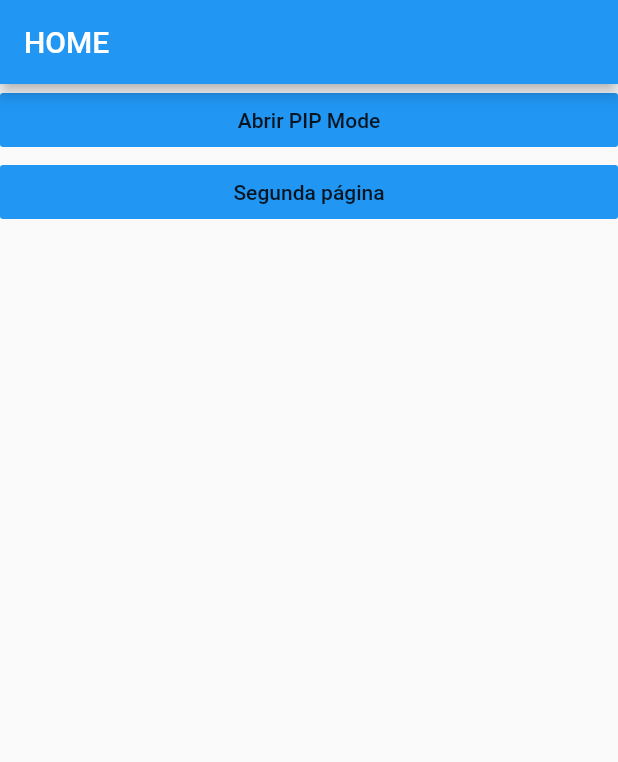
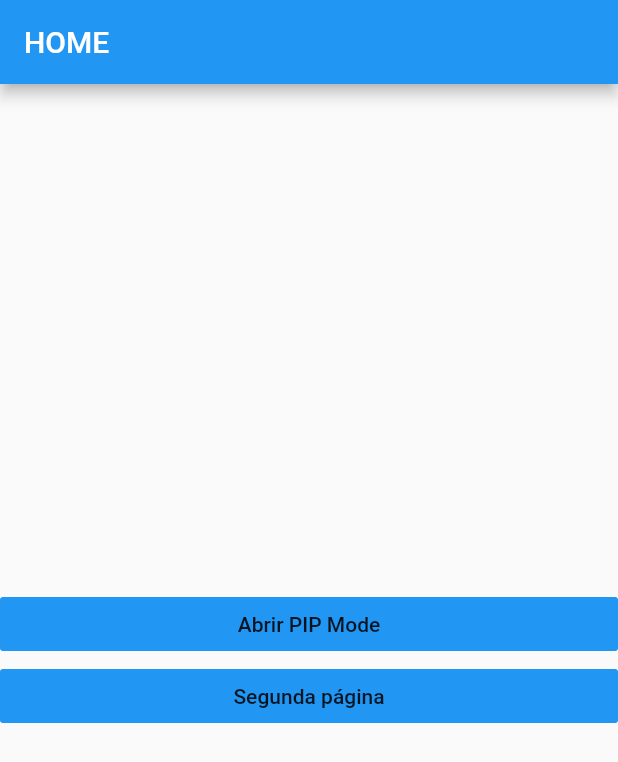
Before and after one commit to leobidoous/picture_in_picture, a Flutter app: the screen it shows after launch, on a phone screen of 412 x 824 dp. Shown: the top 762 px of the screen. Run offline on Flutter 3.47's test engine with Material 2 defaults, Android fonts, the light colour scheme and no system bars; our stand-ins replace flutter_mobx, flutter_modular, mobx, permission_handler; missing offline and left inert: agora_rtc_engine; generated files the repository leaves out were written again.

Commit message:
fix bugs

```diff
--- a/example/lib/app/core/config/config.dart
+++ b/example/lib/app/core/config/config.dart
@@ -1,5 +1,5 @@
 /// Get your own App ID at https://dashboard.agora.io/
-const appId = "46080e6196a046bd8ba9d45c73f25149";
+const appId = "";
 
 /// Please refer to https://docs.agora.io/en/Agora%20Platform/token
 const token = "";
--- a/example/lib/app/modules/home/home_page.dart
+++ b/example/lib/app/modules/home/home_page.dart
@@ -1,13 +1,11 @@
 import 'package:flutter/material.dart';
 import 'package:flutter_modular/flutter_modular.dart';
-import 'package:picture_in_picture/src/picture_in_picture.dart';
-
+import 'package:picture_in_picture/picture_in_picture.dart';
 import 'home_controller.dart';
 
 class HomePage extends StatefulWidget {
-  final String title;
 
-  const HomePage({Key key, this.title = "Home"}) : super(key: key);
+  const HomePage({Key key}) : super(key: key);
 
   @override
   _HomePageState createState() => _HomePageState();
@@ -30,7 +28,6 @@ class _HomePageState extends ModularState<HomePage, HomeController> {
         title: Text("HOME"),
       ),
       body: Column(
-        mainAxisSize: MainAxisSize.min,
         mainAxisAlignment: MainAxisAlignment.center,
         crossAxisAlignment: CrossAxisAlignment.stretch,
         children: [
--- a/lib/functions/functions.dart
+++ b/lib/functions/functions.dart
@@ -1,7 +1,7 @@
 import 'package:flutter/material.dart';
 
 import '../enums/enums.dart';
-import '../src/corner_distance.dart';
+import '../classes/corner_distance.dart';
 
 PIPViewCorner calculateNearestCorner({
   Offset offset,
--- a/lib/src/picture_in_picture.dart
+++ b/lib/picture_in_picture.dart
@@ -1,8 +1,7 @@
 import 'package:flutter/material.dart';
-import 'package:flutter/widgets.dart';
 
-import '../enums/enums.dart';
-import '../functions/functions.dart';
+import 'enums/enums.dart';
+import 'functions/functions.dart';
 
 class PictureInPicture extends StatefulWidget {
   final PIPViewCorner initialCorner;
--- a/pubspec.yaml
+++ b/pubspec.yaml
@@ -1,6 +1,6 @@
 name: picture_in_picture
-description: A new flutter plugin project.
-version: 0.0.1
+description: Pluguin para gerenciamento de PIP Mode em aplicativos Flutter.
+version: 0.0.2
 homepage: "https://www.omnisaude.co/"
 
 environment:
@@ -8,6 +8,8 @@ environment:
   flutter: ">=1.20.0"
 
 dependencies:
+  flutter_modular: ^2.0.1
+
   flutter:
     sdk: flutter
 
```
Also changed, not shown: lib/classes/corner_distance.dart (renamed from lib/src/corner_distance.dart), pubspec.lock, 4 other files.
